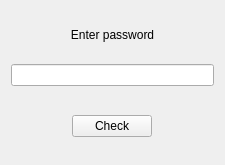
E1eMsGit/Passwords-Manager, file security_form.ui: the form before one commit.
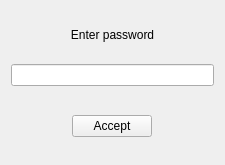
The form after the commit. Icons and pictures are not drawn.

Commit message: add security dialog

What changed in the file:
```diff
--- a/security_form.ui
+++ b/security_form.ui
@@ -98,7 +98,7 @@
    <item row="5" column="1">
     <widget class="QPushButton" name="check_pushButton">
      <property name="text">
-      <string>Check</string>
+      <string>Accept</string>
      </property>
     </widget>
    </item>
```
Left out of the diff: 6 changed lines with no effect on the pictures. The commit also changes 2 other files.
